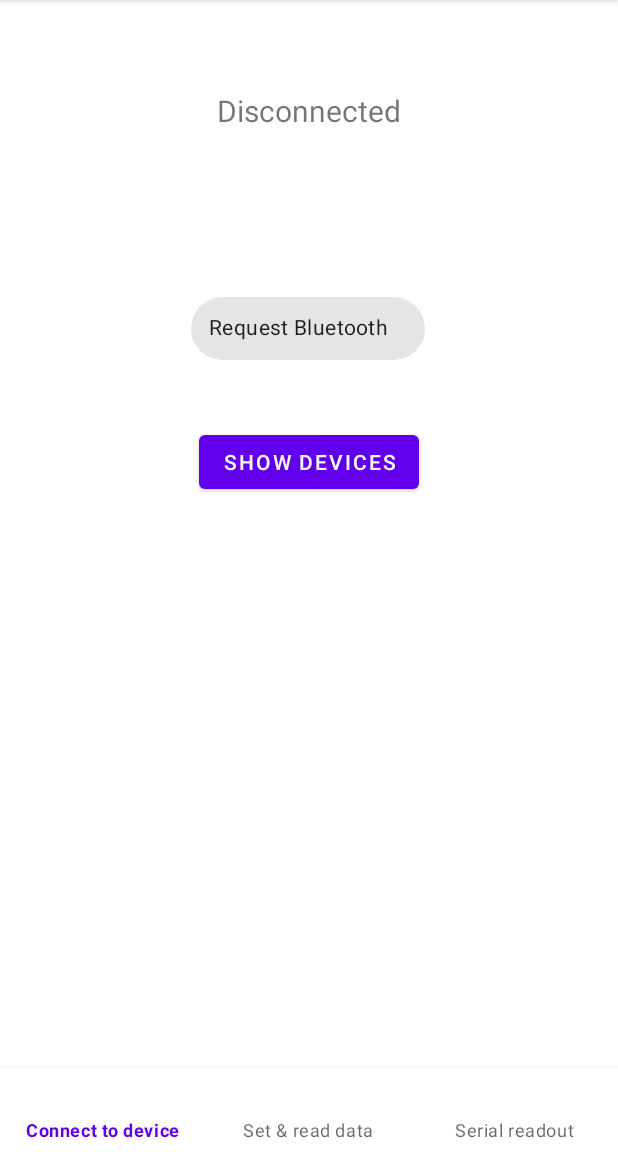
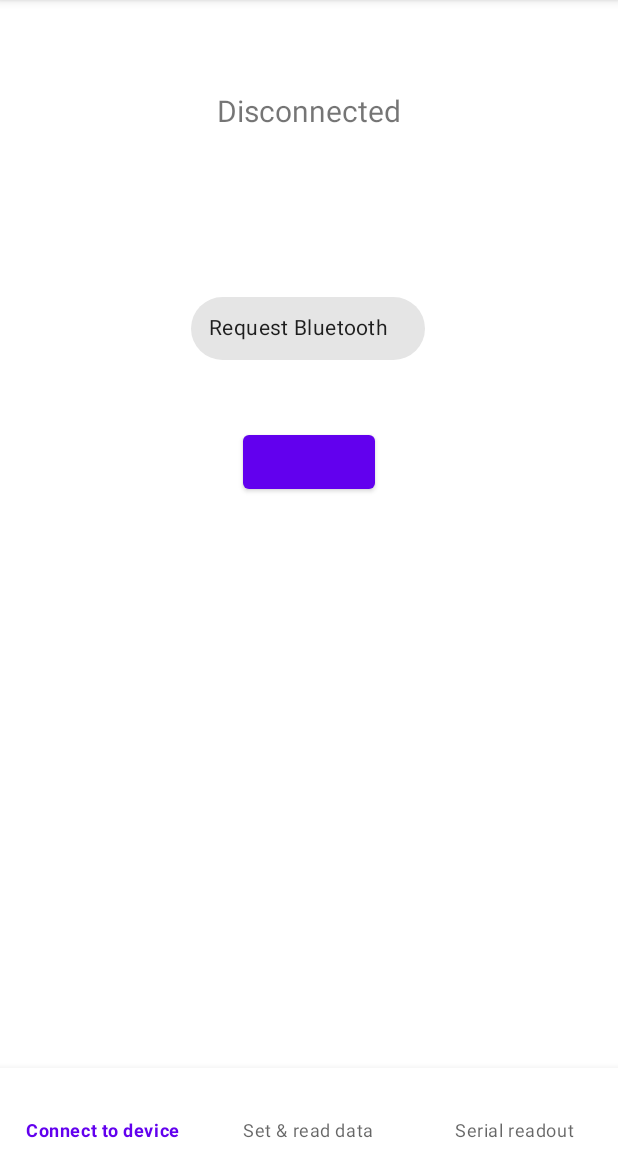
Before and after one commit to Gartosz/Lab_power_supply_project, an Android app: the screen it shows after launch (MainActivity), on a phone screen of 412 x 824 dp, the part 84-1236 px from its top. Run offline under Robolectric (Android 15) with nearby library versions, the phone set to English and light mode, and no system bars; our stand-ins replace navigation-ui; 3 statements that could not run were skipped.

Commit message:
Change default text of button to show available ble devices. Add array of values for it. Move hardcoded strings to xml.

```diff
--- a/Android_app/app/src/main/res/layout/connection_layout.xml
+++ b/Android_app/app/src/main/res/layout/connection_layout.xml
@@ -10,7 +10,7 @@
         android:layout_width="wrap_content"
         android:layout_height="wrap_content"
         android:layout_marginBottom="380dp"
-        android:text="Show devices"
+        android:text=""
         app:layout_constraintBottom_toBottomOf="parent"
         app:layout_constraintEnd_toEndOf="parent"
         app:layout_constraintStart_toStartOf="parent" />
@@ -20,7 +20,7 @@
         android:layout_width="133dp"
         android:layout_height="36dp"
         android:layout_marginTop="52dp"
-        android:text="Disconnected"
+        android:text="@string/default_connection_status"
         android:textAlignment="center"
         android:textSize="20sp"
         app:layout_constraintBottom_toTopOf="@+id/bluetoothDevices"
@@ -60,7 +60,7 @@
         android:layout_width="156dp"
         android:layout_height="58dp"
         android:layout_marginBottom="10dp"
-        android:text="Request Bluetooth"
+        android:text="@string/request_bluetooth"
         app:layout_constraintBottom_toTopOf="@+id/bluetoothDevices"
         app:layout_constraintEnd_toEndOf="parent"
         app:layout_constraintHorizontal_bias="0.498"
--- a/Android_app/app/src/main/res/values/strings.xml
+++ b/Android_app/app/src/main/res/values/strings.xml
@@ -3,4 +3,10 @@
     <string name="readWrite"><![CDATA[Set & read data]]></string>
     <string name="serial">Serial readout</string>
     <string name="connection">Connect to device</string>
+    <string name="request_bluetooth">Request Bluetooth</string>
+    <string name="default_connection_status">Disconnected</string>
+    <array name="devicesList">
+        <item>SCAN BLE DEVICES</item>
+        <item>TURN OFF SCANNER</item>
+    </array>
 </resources>
```
